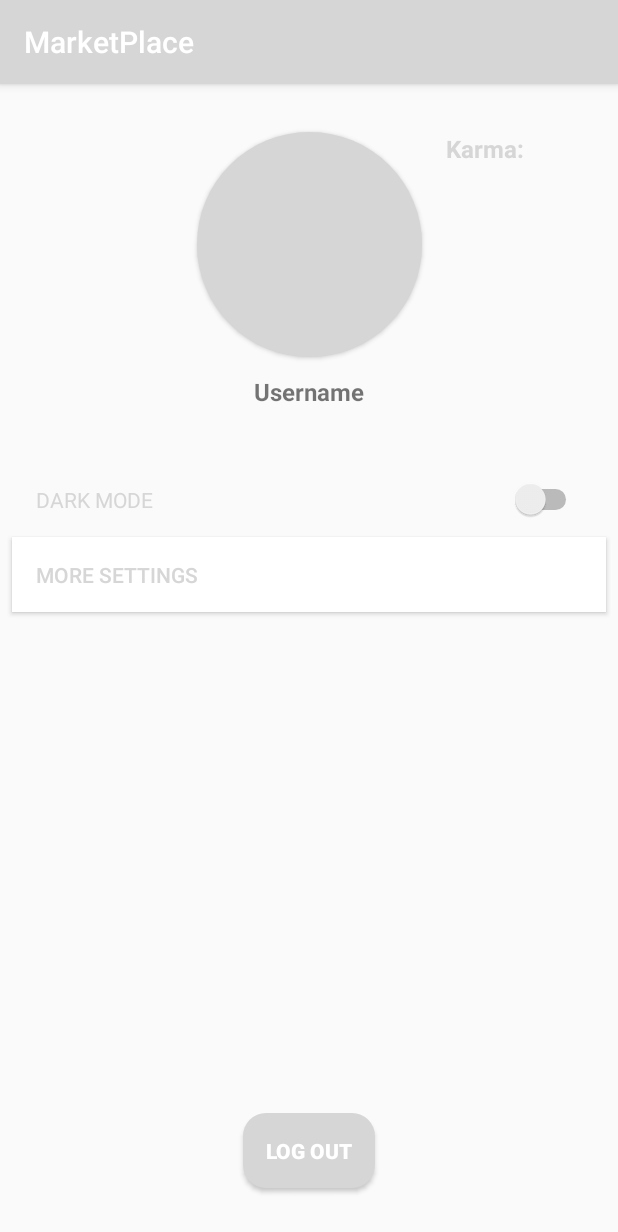
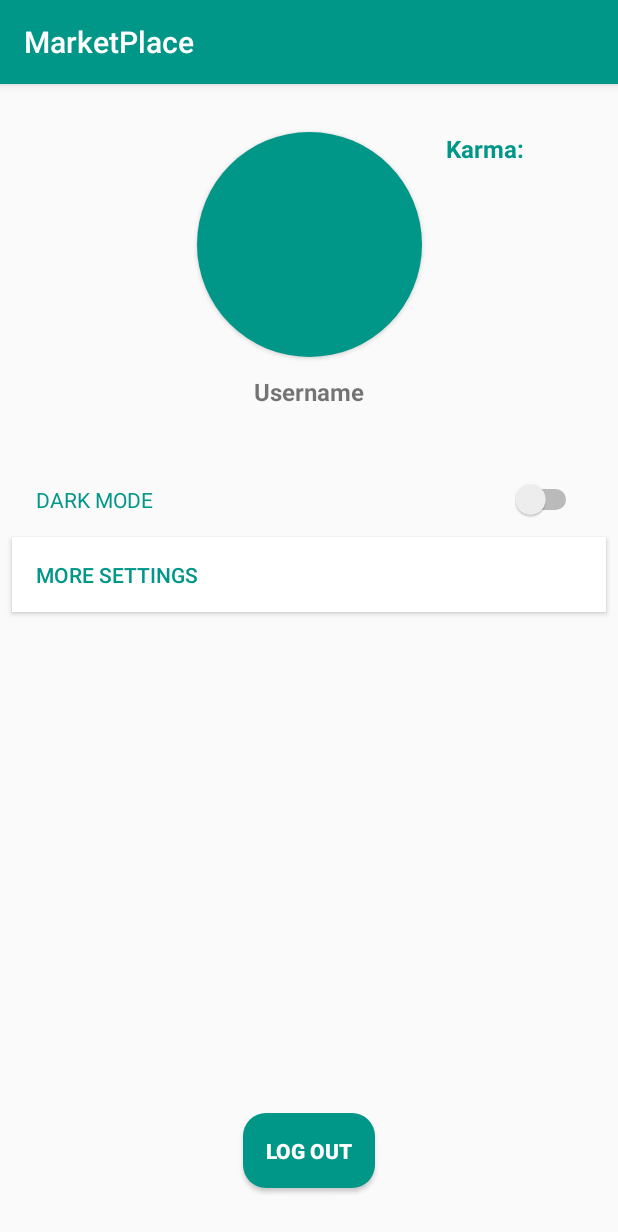
Before and after one commit to TakuHazard/MarketPlace, an Android app: the ProfileActivity screen opened directly, with no data from a screen before it, on a phone screen of 412 x 824 dp. Shown: the top 1232 px of the screen. Run offline under Robolectric (Android 15) with nearby library versions, the phone set to English and light mode, and no system bars.

Commit message:
Change colours

```diff
--- a/app/src/main/res/drawable/rounded_log_out_button.xml
+++ b/app/src/main/res/drawable/rounded_log_out_button.xml
@@ -1,5 +1,5 @@
 <?xml version="1.0" encoding="utf-8"?>
 <shape xmlns:android="http://schemas.android.com/apk/res/android">
     <corners android:radius="15dp" />
-    <solid android:color="@color/colorAccent"></solid>
+    <solid android:color="@color/primaryColor" />
 </shape>
--- a/app/src/main/res/drawable/rounded_profile_activity_button.xml
+++ b/app/src/main/res/drawable/rounded_profile_activity_button.xml
@@ -1,5 +1,5 @@
 <?xml version="1.0" encoding="utf-8"?>
 <shape xmlns:android="http://schemas.android.com/apk/res/android">
     <corners android:radius="75dp" />
-    <solid android:color="@color/colorPrimary"></solid>
+    <solid android:color="@color/primaryColor"></solid>
 </shape>
--- a/app/src/main/res/layout/activity_profile.xml
+++ b/app/src/main/res/layout/activity_profile.xml
@@ -32,7 +32,7 @@
         android:paddingLeft="16dp"
         android:paddingRight="16dp"
         android:text="DARK MODE"
-        android:textColor="@color/colorPrimary"
+        android:textColor="@color/primaryColor"
         app:layout_constraintEnd_toEndOf="parent"
         app:layout_constraintHorizontal_bias="0.0"
         app:layout_constraintStart_toStartOf="parent"
@@ -51,7 +51,7 @@
         android:paddingLeft="16dp"
         android:paddingRight="16dp"
         android:text="More settings"
-        android:textColor="@color/colorPrimary"
+        android:textColor="@color/primaryColor"
         app:layout_constraintEnd_toEndOf="parent"
         app:layout_constraintHorizontal_bias="0.0"
         app:layout_constraintStart_toStartOf="parent"
@@ -102,7 +102,7 @@
         android:text="Karma: "
         android:textSize="16sp"
         android:textStyle="bold"
-        android:textColor="@color/colorAccent"
+        android:textColor="@color/primaryColor"
         app:layout_constraintStart_toEndOf="@+id/profile_picture_profile"
         app:layout_constraintTop_toTopOf="@+id/profile_picture_profile" />
 
--- a/app/src/main/res/values/styles.xml
+++ b/app/src/main/res/values/styles.xml
@@ -3,9 +3,8 @@
     <!-- Base application theme. -->
     <style name="AppTheme" parent="Theme.AppCompat.Light.DarkActionBar">
         <!-- Customize your theme here. -->
-        <item name="colorPrimary">@color/colorPrimary</item>
-        <item name="colorPrimaryDark">@color/colorPrimaryDark</item>
-        <item name="colorAccent">@color/colorAccent</item>
+        <item name="colorPrimary">@color/primaryColor</item>
+        <item name="colorPrimaryDark">@color/primaryDarkColor</item>
     </style>
 
 </resources>
```
